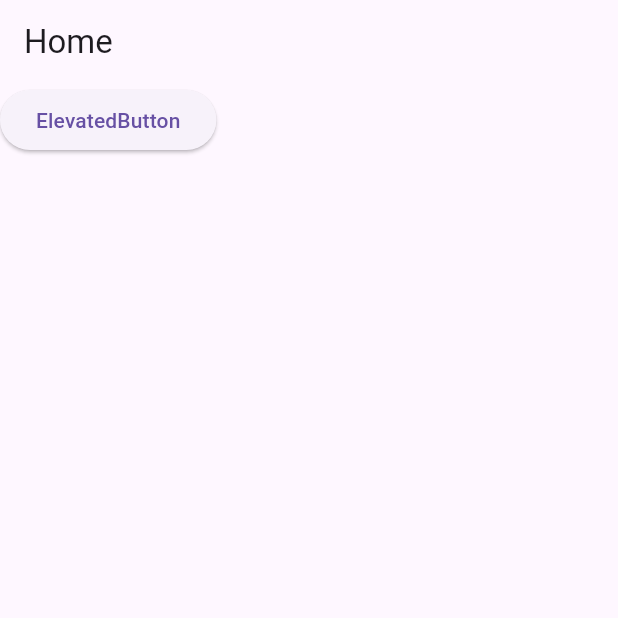
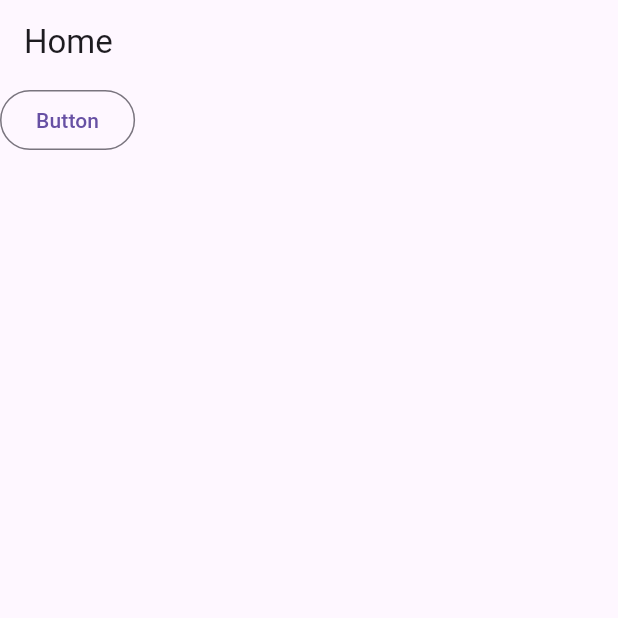
Before and after one commit to birbalkr/Flutter, a Flutter app: the screen it shows after launch, on a phone screen of 412 x 824 dp, the top half of it. Run offline on Flutter 3.47's test engine with Material 3 defaults, Android fonts, the phone set to English and light mode, and no system bars.

Commit message:
OutlinedButton

```diff
--- a/lib/main.dart
+++ b/lib/main.dart
@@ -35,15 +35,11 @@ class _MyHomePageState extends State<MyHomePage> {
         appBar: AppBar(
           title: Text("Home"),
         ),
-        body:ElevatedButton(
-          child: Text("ElevatedButton"),
-          onPressed: (){
-            print("button");
+        body: OutlinedButton(
+          child: Text("Button"),
+          onPressed: () {
+            print("OutlinedButton");
           },
-          onLongPress: (){
-            print("long press");
-          },
-        )
-        );
+        ));
   }
 }
```
